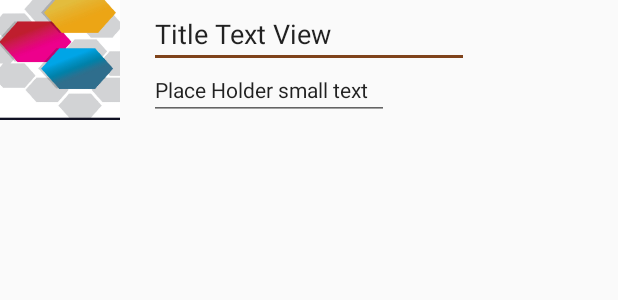
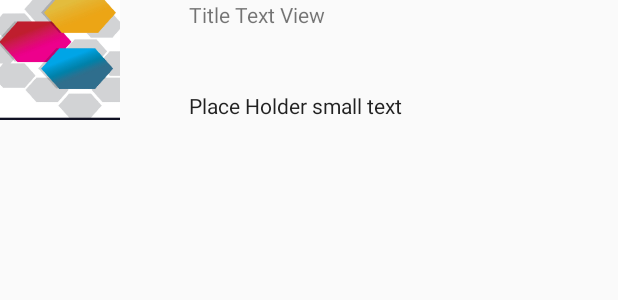
Before and after one commit to msanto7/RSSFeed, an Android app: the layout rss_feed_item_row.xml on its own in the app's theme, with its tools: preview values and no code run, on a phone screen of 412 x 824 dp. Shown: the top 300 px of the screen. Run offline under Robolectric (Android 15) with nearby library versions, the phone set to English and light mode, and no system bars.

Commit message:
Can remove Feeds in Settings (XML EditView to TextView)

```diff
--- a/app/src/main/java/com/msturtle/mike/rssfeed/RssFeedsAdapter.java
+++ b/app/src/main/java/com/msturtle/mike/rssfeed/RssFeedsAdapter.java
@@ -21,6 +21,7 @@ public class RssFeedsAdapter extends ArrayAdapter<RssFeed> {
     public View getView (int position, View convertView, ViewGroup parent) {
         RssFeed feed = getItem(position);
 
+        //new cell gotten if recycled one was not passed in
         if (convertView == null) {
             convertView = LayoutInflater.from(getContext()).inflate(R.layout.rss_edit_feed_item_row, parent, false);
         }
--- a/app/src/main/res/layout/rss_edit_feed_item_row.xml
+++ b/app/src/main/res/layout/rss_edit_feed_item_row.xml
@@ -6,7 +6,7 @@
     android:layout_height="80dp">
 
 
-    <EditText
+    <TextView
         android:id="@+id/rss_edit_feed_title_textview"
         android:layout_width="wrap_content"
         android:layout_height="wrap_content"
@@ -15,7 +15,7 @@
         android:inputType="textPersonName"
         android:text="Title RSS Feed" />
 
-    <EditText
+    <TextView
         android:id="@+id/rssEditFeedAddressTextView"
         android:layout_width="wrap_content"
         android:layout_height="wrap_content"
--- a/app/src/main/res/layout/rss_feed_item_row.xml
+++ b/app/src/main/res/layout/rss_feed_item_row.xml
@@ -14,7 +14,7 @@
         android:layout_alignParentTop="true"
         app:srcCompat="@drawable/rss_feed_empty_image" />
 
-    <EditText
+    <TextView
         android:id="@+id/rss_feed_item_textview"
         android:layout_width="wrap_content"
         android:layout_height="wrap_content"
@@ -24,7 +24,7 @@
         android:inputType="textPersonName"
         android:text="Title Text View" />
 
-    <EditText
+    <TextView
         android:id="@+id/rssFeedItemDescriptionTextView"
         android:layout_width="wrap_content"
         android:layout_height="wrap_content"
```
Also changed, not shown: app/src/main/java/com/msturtle/mike/rssfeed/EditRssFeedActivity.java (+34 -3 lines).
